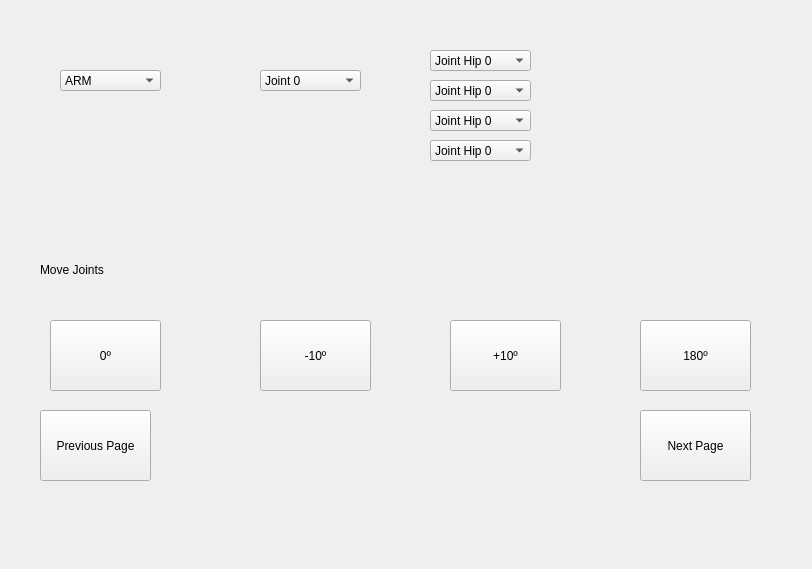
Edipo3098/ros2_orange, file src/Quad_control_gui/Quad_control_gui/control_robot.ui: the form before one commit.
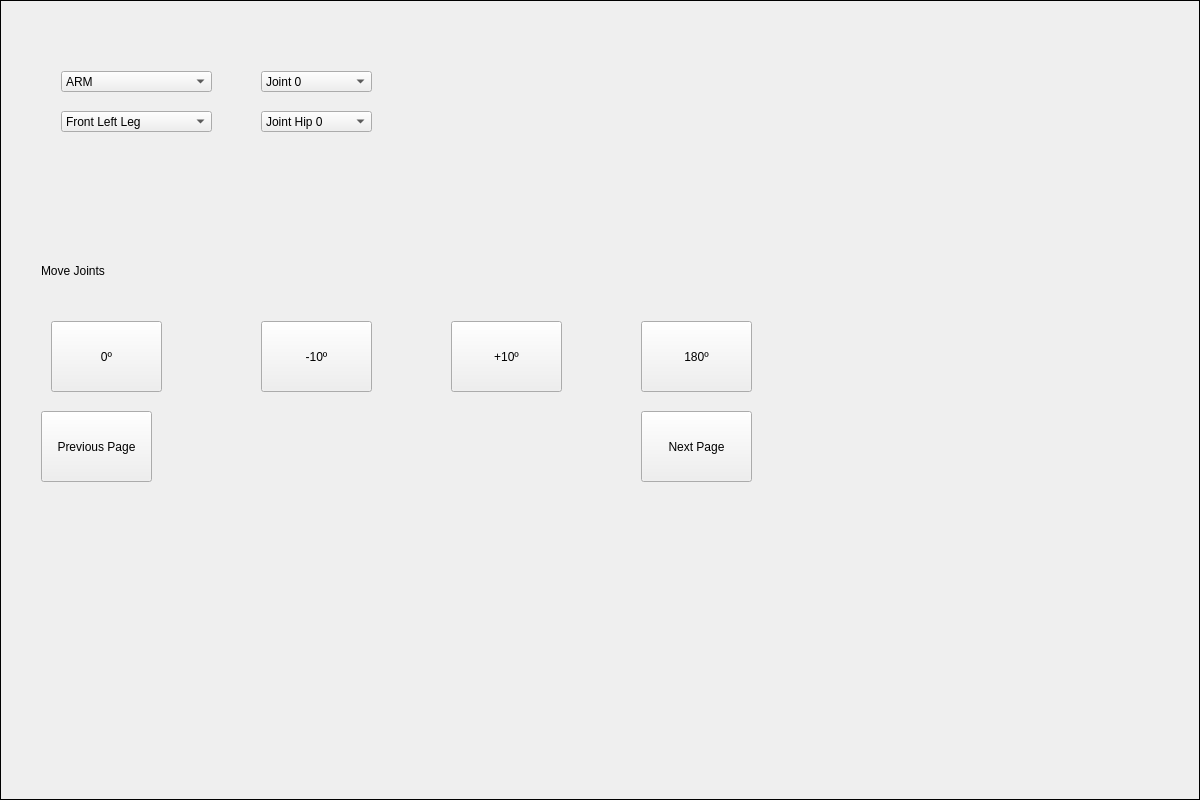
The form after the commit. The open tabs and pages were chosen to show the change.

Commit message: Fix kinematics legs and arm, create class to manage Direct kinematcis and Ik, create second page to plot foot pose and arm end efector pose, unify the class of arm and legs into node to get initial jlint data and when modify update legs

What changed in the file:
```diff
--- a/src/Quad_control_gui/Quad_control_gui/control_robot.ui
+++ b/src/Quad_control_gui/Quad_control_gui/control_robot.ui
@@ -6,13 +6,19 @@
    <rect>
     <x>0</x>
     <y>0</y>
-    <width>812</width>
-    <height>569</height>
+    <width>1200</width>
+    <height>800</height>
    </rect>
   </property>
   <property name="windowTitle">
    <string>StackedWidget</string>
   </property>
+  <property name="toolTipDuration">
+   <number>-5</number>
+  </property>
+  <property name="frameShape">
+   <enum>QFrame::Box</enum>
+  </property>
   <property name="currentIndex">
    <number>0</number>
   </property>
@@ -22,7 +28,7 @@
      <rect>
       <x>60</x>
       <y>70</y>
-      <width>101</width>
+      <width>151</width>
       <height>21</height>
      </rect>
     </property>
@@ -94,7 +100,7 @@
      <rect>
       <x>260</x>
       <y>70</y>
-      <width>101</width>
+      <width>111</width>
       <height>21</height>
      </rect>
     </property>
@@ -127,84 +133,9 @@
    <widget class="QComboBox" name="jointLegFR">
     <property name="geometry">
      <rect>
-      <x>430</x>
-      <y>80</y>
-      <width>101</width>
-      <height>21</height>
-     </rect>
-    </property>
-    <item>
-     <property name="text">
-      <string>Joint Hip 0</string>
-     </property>
-    </item>
-    <item>
-     <property name="text">
-      <string>Joint Knee 1</string>
-     </property>
-    </item>
-    <item>
-     <property name="text">
-      <string>Joint  Anckle 2</string>
-     </property>
-    </item>
-   </widget>
-   <widget class="QComboBox" name="jointLegBR">
-    <property name="geometry">
-     <rect>
-      <x>430</x>
+      <x>260</x>
       <y>110</y>
-      <width>101</width>
-      <height>21</height>
-     </rect>
-    </property>
-    <item>
-     <property name="text">
-      <string>Joint Hip 0</string>
-     </property>
-    </item>
-    <item>
-     <property name="text">
-      <string>Joint Knee 1</string>
-     </property>
-    </item>
-    <item>
-     <property name="text">
-      <string>Joint  Anckle 2</string>
-     </property>
-    </item>
-   </widget>
-   <widget class="QComboBox" name="jointLegFL">
-    <property name="geometry">
-     <rect>
-      <x>430</x>
-      <y>50</y>
-      <width>101</width>
-      <height>21</height>
-     </rect>
-    </property>
-    <item>
-     <property name="text">
-      <string>Joint Hip 0</string>
-     </property>
-    </item>
-    <item>
-     <property name="text">
-      <string>Joint Knee 1</string>
-     </property>
-    </item>
-    <item>
-     <property name="text">
-      <string>Joint  Anckle 2</string>
-     </property>
-    </item>
-   </widget>
-   <widget class="QComboBox" name="jointLegBL">
-    <property name="geometry">
-     <rect>
-      <x>430</x>
-      <y>140</y>
-      <width>101</width>
+      <width>111</width>
       <height>21</height>
      </rect>
     </property>
@@ -263,6 +194,36 @@
      <string>Previous Page</string>
     </property>
    </widget>
+   <widget class="QComboBox" name="changeLeg">
+    <property name="geometry">
+     <rect>
+      <x>60</x>
+      <y>110</y>
+      <width>151</width>
+      <height>21</height>
+     </rect>
+    </property>
+    <item>
+     <property name="text">
+      <string>Front Left Leg</string>
+     </property>
+    </item>
+    <item>
+     <property name="text">
+      <string>Front Right Leg</string>
+     </property>
+    </item>
+    <item>
+     <property name="text">
+      <string>Back Right Leg</string>
+     </property>
+    </item>
+    <item>
+     <property name="text">
+      <string>Back Left Leg</string>
+     </property>
+    </item>
+   </widget>
   </widget>
   <widget class="QWidget" name="controlQuad">
    <widget class="QPushButton" name="prevButtom2">
```
Left out of the diff: 68 changed lines with no effect on the pictures. The commit also changes 5 other files.
